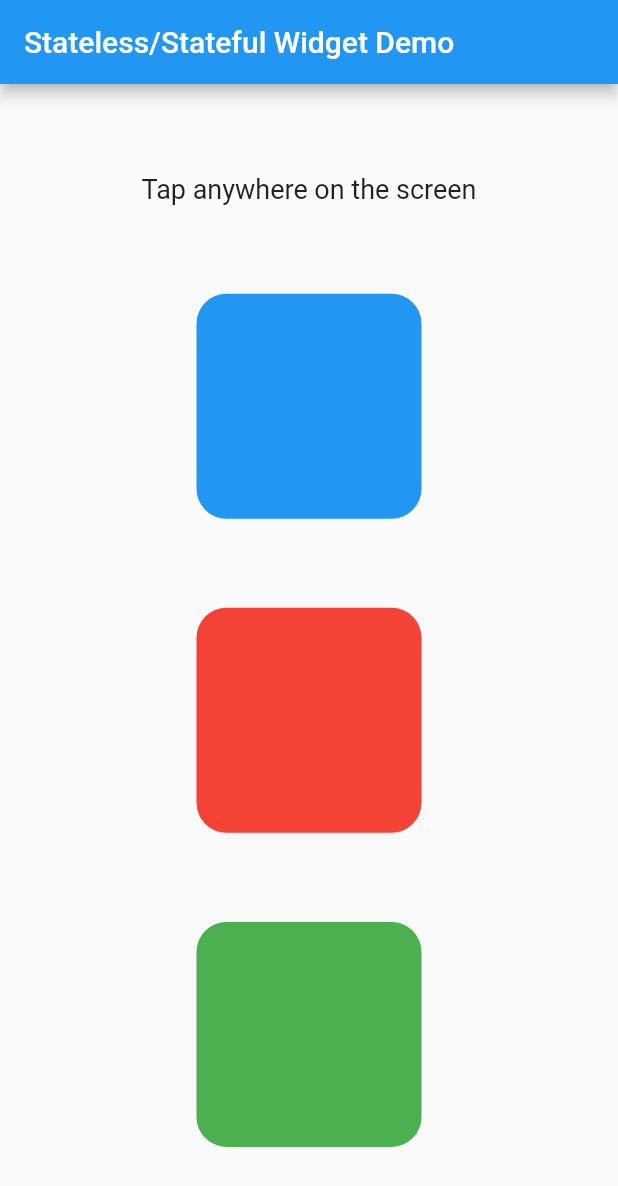
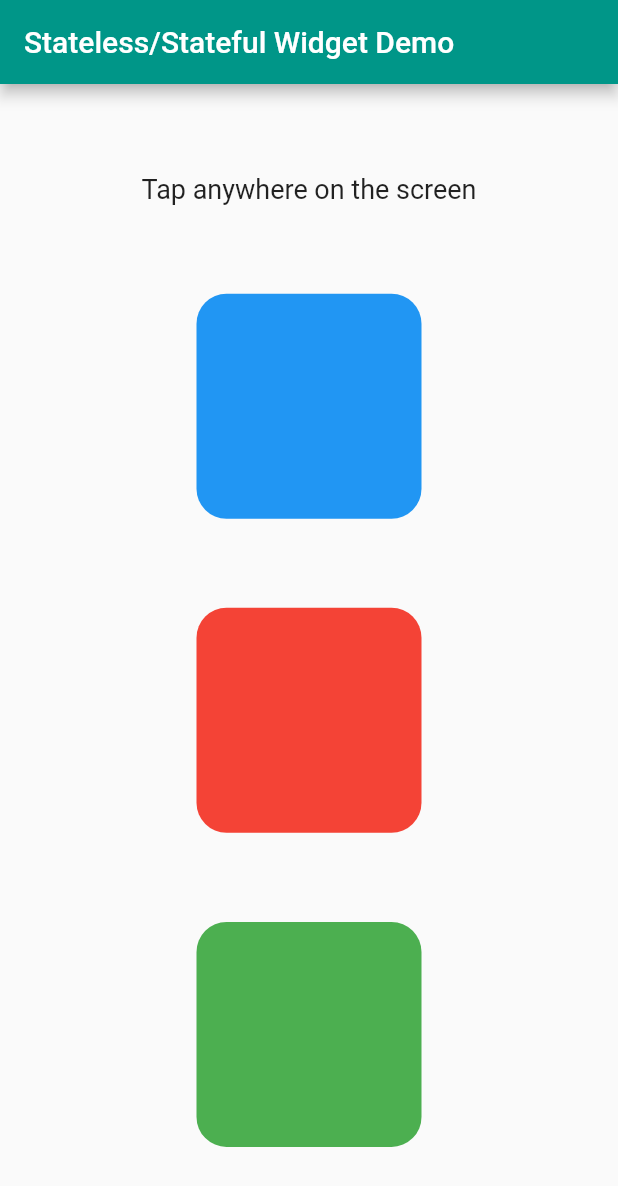
Before and after one commit to r100-stack/Flutter-Stateless-Stateful-Widget-Demo, a Flutter app: the screen it shows after launch, on a phone screen of 412 x 824 dp. Shown: the top 1186 px of the screen. Run offline on Flutter 3.47's test engine with Material 2 defaults, Android fonts, the light colour scheme and no system bars.

Commit message:
Changed package name and primarySwatch

```diff
--- a/lib/main.dart
+++ b/lib/main.dart
@@ -1,5 +1,5 @@
 import 'package:flutter/material.dart';
-import 'package:flutter_architecture_demo/screens/stateful_demo_screen.dart';
+import 'package:stateless_stateful_widgets_demo/screens/stateful_demo_screen.dart';
 
 void main() {
   runApp(MyApp());
@@ -22,7 +22,7 @@ class MyApp extends StatelessWidget {
         // or simply save your changes to "hot reload" in a Flutter IDE).
         // Notice that the counter didn't reset back to zero; the application
         // is not restarted.
-        primarySwatch: Colors.blue,
+        primarySwatch: Colors.teal,
       ),
       home: StatefulDemoScreen(),
     );
--- a/lib/screens/stateful_demo_screen.dart
+++ b/lib/screens/stateful_demo_screen.dart
@@ -1,5 +1,5 @@
 import 'package:flutter/material.dart';
-import 'package:flutter_architecture_demo/screens/stateless_demo_widget.dart';
+import 'package:stateless_stateful_widgets_demo/screens/stateless_demo_widget.dart';
 
 class StatefulDemoScreen extends StatefulWidget {
   final List<Color> colors = [
--- a/lib/screens/stateless_demo_widget.dart
+++ b/lib/screens/stateless_demo_widget.dart
@@ -1,5 +1,5 @@
 import 'package:flutter/material.dart';
-import 'package:flutter_architecture_demo/constants/constants.dart';
+import 'package:stateless_stateful_widgets_demo/constants/constants.dart';
 
 class StatelessDemoWidget extends StatelessWidget {
   final int index;
--- a/pubspec.yaml
+++ b/pubspec.yaml
@@ -1,4 +1,4 @@
-name: flutter_architecture_demo
+name: stateless_stateful_widgets_demo
 description: A new Flutter project.
 
 # The following line prevents the package from being accidentally published to
```
Also changed, not shown: 1 other file.
